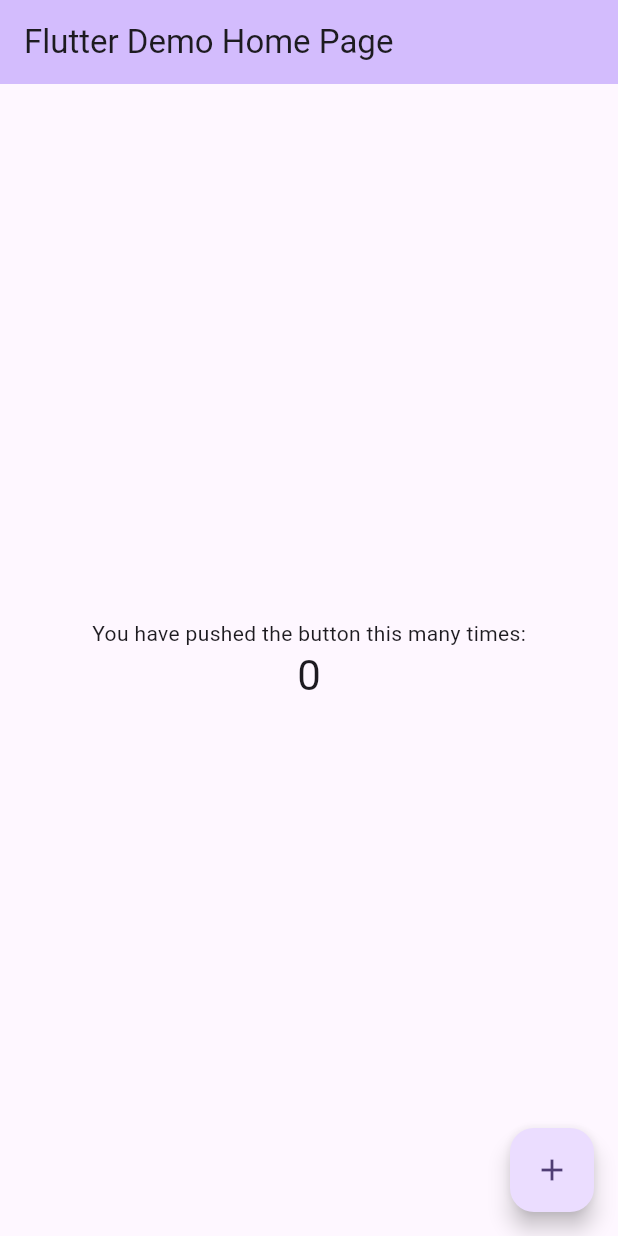
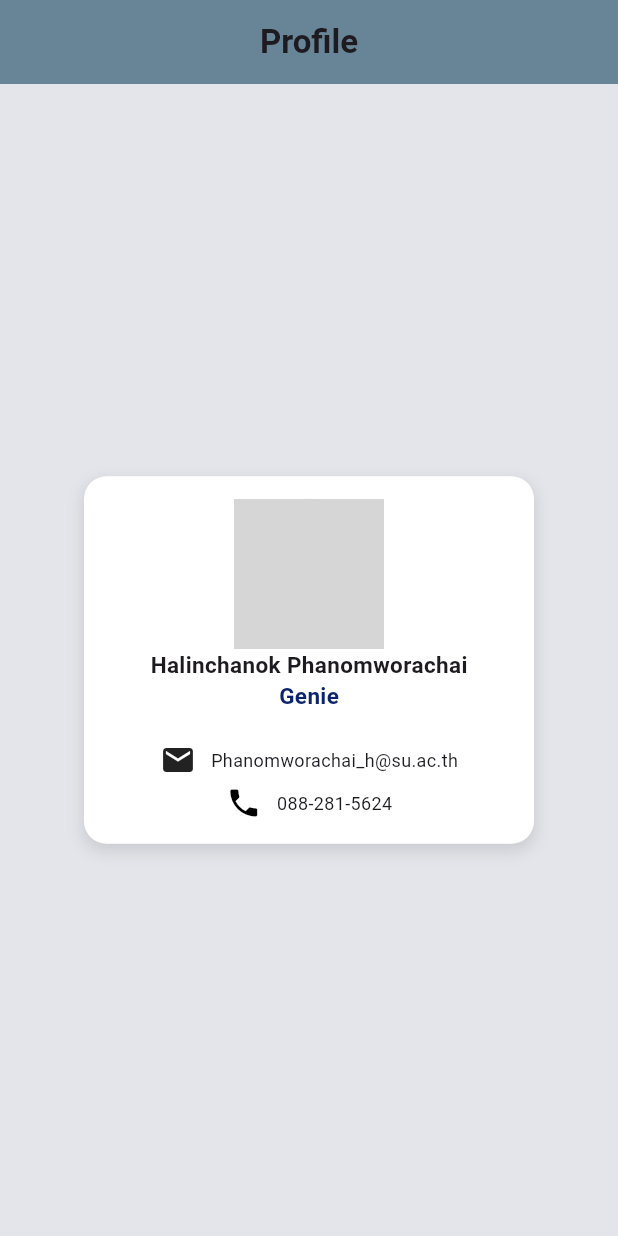
Before and after one commit to halinchanok/final_exam_650710592, a Flutter app: the screen it shows after launch, on a phone screen of 412 x 824 dp. Run offline on Flutter 3.47's test engine with Material 3 defaults, Android fonts, the phone set to English and light mode, and no system bars; network calls fail; grey boxes are pictures that could not be loaded.

Commit message:
ready_for_exam

```diff
--- /dev/null
+++ b/lib/homepage.dart
@@ -0,0 +1,79 @@
+import 'package:flutter/material.dart';
+
+class Homepage extends StatelessWidget {
+  String imageUrl =
+      'https://i.pinimg.com/736x/0d/87/b0/0d87b02860e3fcd3ea5b25b03adffb5e.jpg';
+  String name = 'Halinchanok Phanomworachai';
+  String nickname = 'Genie';
+  String mail = 'Phanomworachai_h@su.ac.th';
+  String phone = '088-281-5624';
+
+  @override
+  Widget build(BuildContext context) {
+    return Scaffold(
+      appBar: AppBar(
+        title: Center(
+          child: Text("Profile", style: TextStyle(fontWeight: FontWeight.bold)),
+        ),
+        backgroundColor: const Color.fromARGB(255, 104, 132, 151),
+      ),
+      backgroundColor: const Color.fromARGB(255, 228, 229, 234),
+      body: Center(
+        child: Container(
+          padding: EdgeInsets.all(15),
+          width: 300,
+          decoration: BoxDecoration(
+            color: Colors.white,
+            borderRadius: BorderRadius.circular(15),
+            boxShadow: [
+              BoxShadow(
+                color: Colors.black.withOpacity(
+                  0.1,
+                ), // Adjust shadow visibility
+                spreadRadius: 1,
+                blurRadius: 8,
+                offset: Offset(0, 4),
+              ),
+            ],
+          ),
+          child: Column(
+            mainAxisSize: MainAxisSize.min,
+            children: [
+              CircleAvatar(radius: 50, backgroundImage: NetworkImage(imageUrl)),
+              Text(
+                name,
+                style: TextStyle(fontSize: 15, fontWeight: FontWeight.bold),
+              ),
+              Text(
+                nickname,
+                style: TextStyle(
+                  fontSize: 15,
+                  color: const Color.fromARGB(255, 12, 36, 108),
+                  fontWeight: FontWeight.bold,
+                ),
+              ),
+              SizedBox(height: 20),
+              Row(
+                mainAxisAlignment: MainAxisAlignment.center,
+                children: [
+                  Icon(Icons.mail),
+                  SizedBox(width: 10),
+                  Text(mail, style: TextStyle(fontSize: 12)),
+                ],
+              ),
+              SizedBox(height: 5),
+              Row(
+                mainAxisAlignment: MainAxisAlignment.center,
+                children: [
+                  Icon(Icons.phone, color: Colors.black),
+                  SizedBox(width: 10),
+                  Text(phone, style: TextStyle(fontSize: 12)),
+                ],
+              ),
+            ],
+          ),
+        ),
+      ),
+    );
+  }
+}
--- a/lib/main.dart
+++ b/lib/main.dart
@@ -1,3 +1,4 @@
+import 'package:final_exam_650710592/homepage.dart';
 import 'package:flutter/material.dart';
 
 void main() {
@@ -30,93 +31,7 @@
         // tested with just a hot reload.
         colorScheme: ColorScheme.fromSeed(seedColor: Colors.deepPurple),
       ),
-      home: const MyHomePage(title: 'Flutter Demo Home Page'),
+      home: Homepage(),
     );
   }
 }
-
-class MyHomePage extends StatefulWidget {
-  const MyHomePage({super.key, required this.title});
-
-  // This widget is the home page of your application. It is stateful, meaning
-  // that it has a State object (defined below) that contains fields that affect
-  // how it looks.
-
-  // This class is the configuration for the state. It holds the values (in this
-  // case the title) provided by the parent (in this case the App widget) and
-  // used by the build method of the State. Fields in a Widget subclass are
-  // always marked "final".
-
-  final String title;
-
-  @override
-  State<MyHomePage> createState() => _MyHomePageState();
-}
-
-class _MyHomePageState extends State<MyHomePage> {
-  int _counter = 0;
-
-  void _incrementCounter() {
-    setState(() {
-      // This call to setState tells the Flutter framework that something has
-      // changed in this State, which causes it to rerun the build method below
-      // so that the display can reflect the updated values. If we changed
-      // _counter without calling setState(), then the build method would not be
-      // called again, and so nothing would appear to happen.
-      _counter++;
-    });
-  }
-
-  @override
-  Widget build(BuildContext context) {
-    // This method is rerun every time setState is called, for instance as done
-    // by the _incrementCounter method above.
-    //
-    // The Flutter framework has been optimized to make rerunning build methods
-    // fast, so that you can just rebuild anything that needs updating rather
-    // than having to individually change instances of widgets.
-    return Scaffold(
-      appBar: AppBar(
-        // TRY THIS: Try changing the color here to a specific color (to
-        // Colors.amber, perhaps?) and trigger a hot reload to see the AppBar
-        // change color while the other colors stay the same.
-        backgroundColor: Theme.of(context).colorScheme.inversePrimary,
-        // Here we take the value from the MyHomePage object that was created by
-        // the App.build method, and use it to set our appbar title.
-        title: Text(widget.title),
-      ),
-      body: Center(
-        // Center is a layout widget. It takes a single child and positions it
-        // in the middle of the parent.
-        child: Column(
-          // Column is also a layout widget. It takes a list of children and
-          // arranges them vertically. By default, it sizes itself to fit its
-          // children horizontally, and tries to be as tall as its parent.
-          //
-          // Column has various properties to control how it sizes itself and
-          // how it positions its children. Here we use mainAxisAlignment to
-          // center the children vertically; the main axis here is the vertical
-          // axis because Columns are vertical (the cross axis would be
-          // horizontal).
-          //
-          // TRY THIS: Invoke "debug painting" (choose the "Toggle Debug Paint"
-          // action in the IDE, or press "p" in the console), to see the
-          // wireframe for each widget.
-          mainAxisAlignment: MainAxisAlignment.center,
-          children: <Widget>[
-            const Text('You have pushed the button this many times:'),
-            Text(
-              '$_counter',
-              style: Theme.of(context).textTheme.headlineMedium,
-            ),
-          ],
-        ),
-      ),
-      floatingActionButton: FloatingActionButton(
-        onPressed: _incrementCounter,
-        tooltip: 'Increment',
-        child: const Icon(Icons.add),
-      ), // This trailing comma makes auto-formatting nicer for build methods.
-    );
-  }
-}
```
